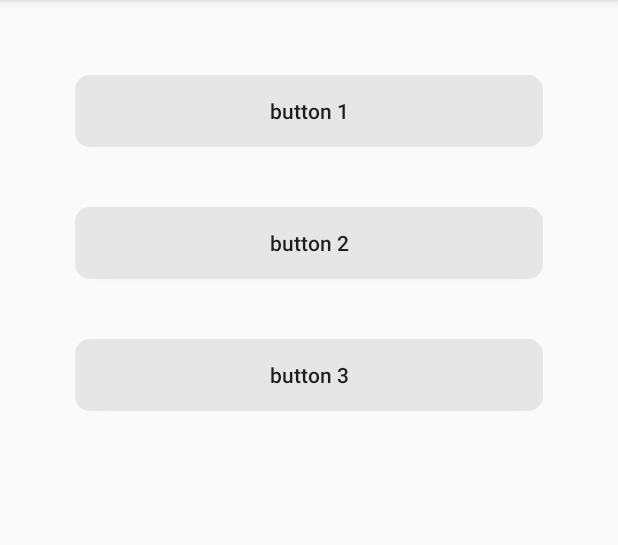
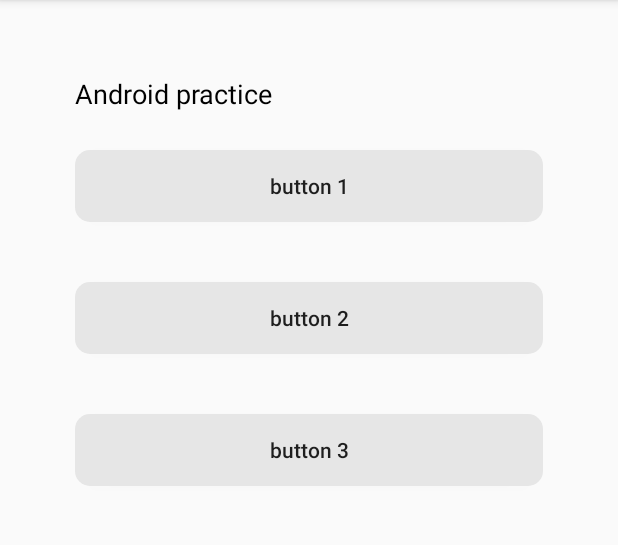
Before and after one commit to Aurora-XD/Hello, an Android app: the screen it shows after launch (MainActivity), on a phone screen of 412 x 824 dp, the part 84-629 px from its top. Run offline under Robolectric (Android 15) with nearby library versions, the phone set to English and light mode, and no system bars.

Commit message:
add frameLayout to set title

```diff
--- a/app/src/main/res/layout/activity_main.xml
+++ b/app/src/main/res/layout/activity_main.xml
@@ -5,6 +5,17 @@
     android:layout_height="match_parent"
     android:orientation="vertical"
     android:padding="50dp">
+
+    <FrameLayout
+        android:layout_width="match_parent"
+        android:layout_height="50dp">
+        <TextView
+            android:layout_width="wrap_content"
+            android:layout_height="wrap_content"
+            android:text="@string/text_content"
+            android:textColor="#000000"
+            android:textSize="18dp"/>
+    </FrameLayout>
 
     <Button
         android:id="@+id/button_1"
--- a/app/src/main/res/values/strings.xml
+++ b/app/src/main/res/values/strings.xml
@@ -1,6 +1,8 @@
 <resources>
     <string name="app_name">Hello</string>
+    <string name="text_content">Android practice</string>
     <string name="button_text_1">button 1</string>
     <string name="button_text_2">button 2</string>
     <string name="button_text_3">button 3</string>
+
 </resources>
```
Also changed, not shown: 1 other file.
